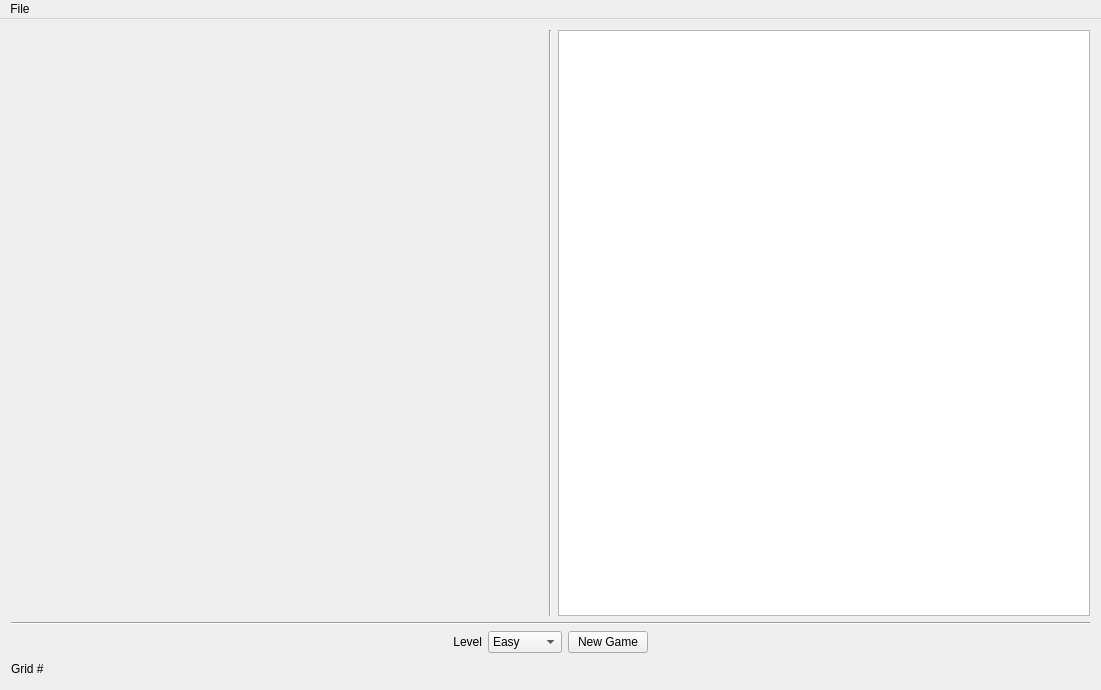
Old version of the form Stevenot_Hannes/ui/MainWindow.ui in the repository maximestevenot/SudokuAssistant.
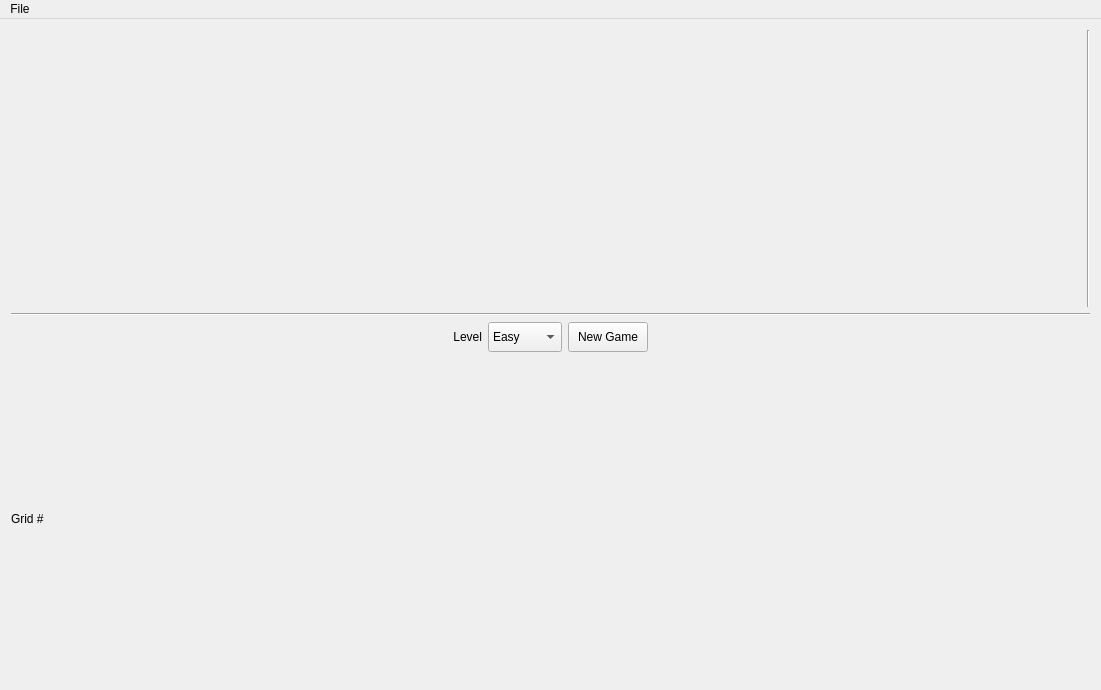
New version of the form. Custom widgets are drawn as their Qt base class.

```diff
--- a/Stevenot_Hannes/ui/MainWindow.ui
+++ b/Stevenot_Hannes/ui/MainWindow.ui
@@ -31,30 +31,7 @@
             </property>
             <layout class="QGridLayout" name="gridLayout_2">
              <item row="0" column="0">
-              <spacer name="horizontalSpacer_4">
-               <property name="orientation">
-                <enum>Qt::Horizontal</enum>
-               </property>
-               <property name="sizeHint" stdset="0">
-                <size>
-                 <width>40</width>
-                 <height>20</height>
-                </size>
-               </property>
-              </spacer>
-             </item>
-             <item row="1" column="1">
-              <spacer name="verticalSpacer">
-               <property name="orientation">
-                <enum>Qt::Vertical</enum>
-               </property>
-               <property name="sizeHint" stdset="0">
-                <size>
-                 <width>20</width>
-                 <height>40</height>
-                </size>
-               </property>
-              </spacer>
+              <widget class="SudokuBoardWidget" name="widget_2" native="true"/>
              </item>
             </layout>
            </widget>
@@ -66,16 +43,6 @@
             </property>
            </widget>
           </item>
-          <item>
-           <widget class="QGraphicsView" name="graphicsView">
-            <property name="minimumSize">
-             <size>
-              <width>0</width>
-              <height>0</height>
-             </size>
-            </property>
-           </widget>
-          </item>
          </layout>
         </item>
         <item>
@@ -256,6 +223,14 @@
   </action>
  </widget>
  <layoutdefault spacing="6" margin="11"/>
+ <customwidgets>
+  <customwidget>
+   <class>SudokuBoardWidget</class>
+   <extends>QWidget</extends>
+   <header>SudokuBoardWidget.h</header>
+   <container>1</container>
+  </customwidget>
+ </customwidgets>
  <resources/>
  <connections/>
 </ui>
```
